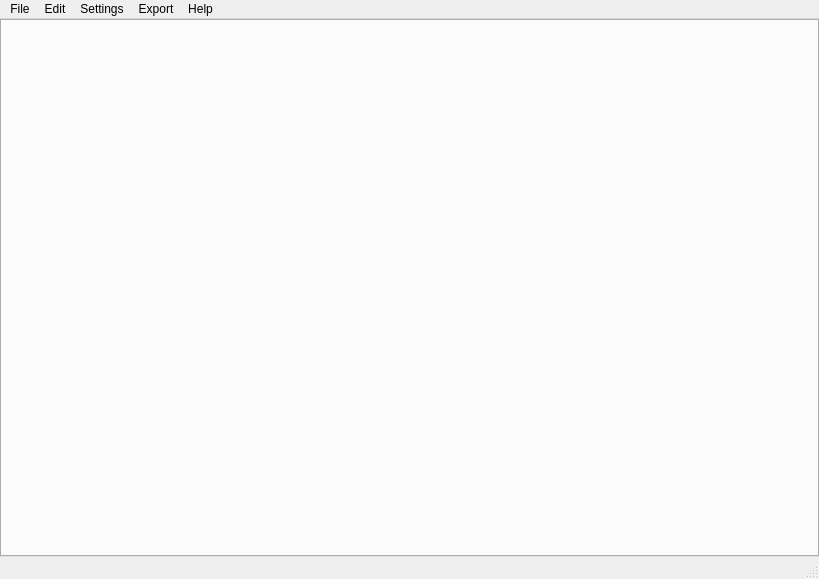
Before: the Qt Designer form ui/main.ui in jwjulien/bine, drawn with Qt 5.
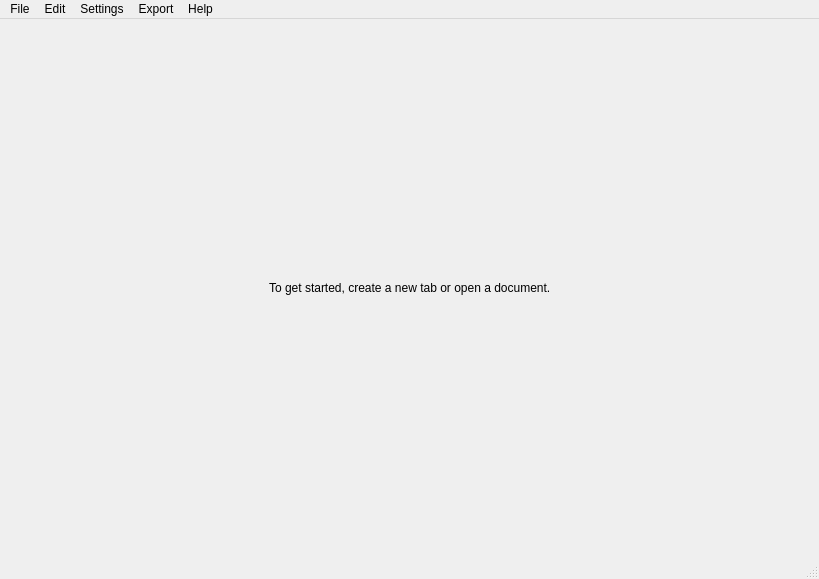
After: the same form once the commit is applied.

Commit message:
added sexy placeholder in place of tabs when no tabs are open
branch : bine

```diff
--- a/ui/main.ui
+++ b/ui/main.ui
@@ -14,6 +14,89 @@
    <string>MainWindow</string>
   </property>
   <widget class="QWidget" name="main">
+   <layout class="QVBoxLayout" name="verticalLayout_2">
+    <property name="leftMargin">
+     <number>3</number>
+    </property>
+    <property name="topMargin">
+     <number>3</number>
+    </property>
+    <property name="rightMargin">
+     <number>3</number>
+    </property>
+    <property name="bottomMargin">
+     <number>3</number>
+    </property>
+    <item>
+     <widget class="QStackedWidget" name="stack">
+      <widget class="QWidget" name="placeholder_page">
+       <layout class="QVBoxLayout" name="verticalLayout_3">
+        <item>
+         <spacer name="verticalSpacer">
+          <property name="orientation">
+           <enum>Qt::Vertical</enum>
+          </property>
+          <property name="sizeHint" stdset="0">
+           <size>
+            <width>20</width>
+            <height>236</height>
+           </size>
+          </property>
+         </spacer>
+        </item>
+        <item>
+         <layout class="QHBoxLayout" name="horizontalLayout">
+          <item>
+           <spacer name="horizontalSpacer">
+            <property name="orientation">
+             <enum>Qt::Horizontal</enum>
+            </property>
+            <property name="sizeHint" stdset="0">
+             <size>
+              <width>40</width>
+              <height>20</height>
+             </size>
+            </property>
+           </spacer>
+          </item>
+          <item>
+           <widget class="QLabel" name="placeholder">
+            <property name="text">
+             <string>To get started, create a new tab or open a document.</string>
+            </property>
+           </widget>
+          </item>
+          <item>
+           <spacer name="horizontalSpacer_2">
+            <property name="orientation">
+             <enum>Qt::Horizontal</enum>
+            </property>
+            <property name="sizeHint" stdset="0">
+             <size>
+              <width>40</width>
+              <height>20</height>
+             </size>
+            </property>
+           </spacer>
+          </item>
+         </layout>
+        </item>
+        <item>
+         <spacer name="verticalSpacer_2">
+          <property name="orientation">
+           <enum>Qt::Vertical</enum>
+          </property>
+          <property name="sizeHint" stdset="0">
+           <size>
+            <width>20</width>
+            <height>236</height>
+           </size>
+          </property>
+         </spacer>
+        </item>
+       </layout>
+      </widget>
+      <widget class="QWidget" name="tabs_page">
    <layout class="QVBoxLayout" name="verticalLayout">
     <property name="leftMargin">
      <number>0</number>
@@ -38,6 +121,10 @@
       <property name="movable">
        <bool>true</bool>
       </property>
+         </widget>
+        </item>
+       </layout>
+      </widget>
      </widget>
     </item>
    </layout>
```
Lines whose indentation alone changed are shown as unchanged. The commit also changes 2 other files.
